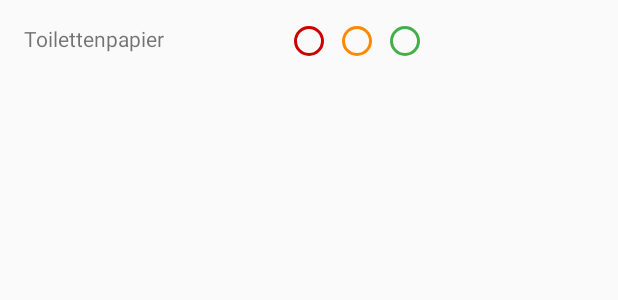
After one commit to WVV-Crowd-Sourced-Stock-Tracking/Android-App, an Android app: the layout product_layout_edit.xml on its own in the app's theme, with its tools: preview values and no code run, on a phone screen of 412 x 824 dp. The commit adds this screen. Shown: the top 300 px of the screen. Run offline under Robolectric (Android 15) with nearby library versions, the phone set to English and light mode, and no system bars.

Commit message:
create edit layout that transmit edited data to backend

```diff
--- /dev/null
+++ b/app/src/main/res/layout/product_layout_edit.xml
@@ -0,0 +1,48 @@
+<?xml version="1.0" encoding="utf-8"?>
+<androidx.constraintlayout.widget.ConstraintLayout xmlns:android="http://schemas.android.com/apk/res/android"
+    xmlns:app="http://schemas.android.com/apk/res-auto"
+    android:layout_width="match_parent"
+    android:layout_height="match_parent">
+
+    <TextView
+        android:id="@+id/text_view_product_name"
+        android:layout_width="wrap_content"
+        android:layout_height="wrap_content"
+        android:layout_marginStart="16dp"
+        android:layout_marginTop="16dp"
+        android:text="@string/toilet_paper"
+        app:layout_constraintStart_toStartOf="parent"
+        app:layout_constraintTop_toTopOf="parent" />
+
+    <RadioGroup
+        android:id="@+id/radio_group_stock"
+        android:layout_width="wrap_content"
+        android:layout_height="wrap_content"
+        android:layout_marginStart="190dp"
+        android:layout_marginTop="11dp"
+        android:orientation="horizontal"
+        android:weightSum="3"
+        app:layout_constraintStart_toStartOf="parent"
+        app:layout_constraintTop_toTopOf="parent">
+
+        <RadioButton
+            android:id="@+id/radio_button_empty"
+            android:layout_width="match_parent"
+            android:layout_height="wrap_content"
+            android:buttonTint="@color/holoRedDark" />
+
+        <RadioButton
+            android:id="@+id/radio_button_less"
+            android:layout_width="wrap_content"
+            android:layout_height="wrap_content"
+            android:buttonTint="@color/holoOrangeDark" />
+
+        <RadioButton
+            android:id="@+id/radio_button_enough"
+            android:layout_width="wrap_content"
+            android:layout_height="wrap_content"
+            android:buttonTint="@color/holoGreenLight" />
+
+    </RadioGroup>
+
+</androidx.constraintlayout.widget.ConstraintLayout>
--- a/app/src/main/res/values/strings.xml
+++ b/app/src/main/res/values/strings.xml
@@ -29,4 +29,6 @@
     <string name="get_started">Beginnen</string>
     <string name="icon_description">Kleins Bild, zur Veranschaulichung des Textes</string>
     <string name="no_stock_available">Keine Informationen verfügbar</string>
+    <string name="transmit_successful">Die Daten wurden erfolgreich gesendet</string>
+    <string name="transmit_failed">Es ist ein Fehler aufgetreten</string>
 </resources>
```
Also changed, not shown: app/src/main/java/de/nivram710/crowd_stock_supermarket/ui/markets/DetailActivity.java (+79 -10 lines), app/src/main/java/de/nivram710/crowd_stock_supermarket/ui/markets/RVPEAdapter.java (added, +123 -0 lines), 2 other files.
